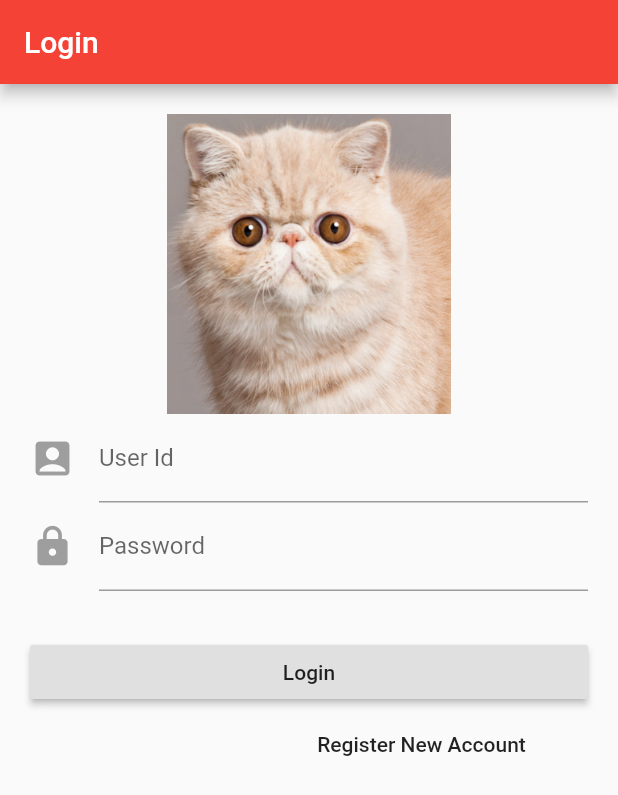
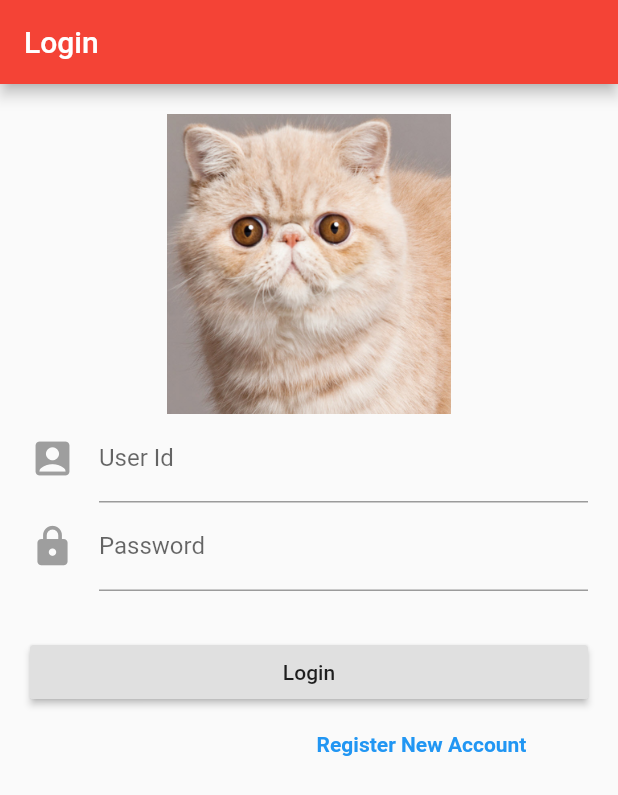
Before and after one commit to khingbmc/mobilefinal, a Flutter app: the screen it shows after launch, on a phone screen of 412 x 824 dp. Shown: the top 795 px of the screen. Run offline on Flutter 3.47's test engine with Material 2 defaults, Android fonts, the phone set to English and light mode, and no system bars; our stand-ins replace shared_preferences, sqflite, toast; accounts and stored records are empty.

Commit message:
decorate and now it's done

```diff
--- a/lib/ui/friendtodo_screend.dart
+++ b/lib/ui/friendtodo_screend.dart
@@ -61,6 +61,7 @@ class FriendTodoScreen extends StatelessWidget {
         child: Column(
           children: <Widget>[
             RaisedButton(
+              color: Colors.red,
               child: Text("BACK"),
               onPressed: (){
                 Navigator.pop(context);
--- a/lib/ui/home_screen.dart
+++ b/lib/ui/home_screen.dart
@@ -52,8 +52,9 @@ class HomeScreenState extends State<HomeScreen>{
           padding: EdgeInsets.fromLTRB(20, 10, 20, 0),
           children: <Widget>[
             ListTile(
-              title: Text('Hello ${CurrentUser.NAME}'),
+              title: Text('Hello ${CurrentUser.NAME}', style: TextStyle(fontSize: 20),),
               subtitle: Text('this is my quote "${CurrentUser.QUOTE}"'),
+
             ),
             RaisedButton(
               child: Text("PROFILE SETUP"),
--- a/lib/ui/login_screen.dart
+++ b/lib/ui/login_screen.dart
@@ -184,7 +184,7 @@ class LoginScreen extends StatefulWidget{
             ),
             FlatButton(
               child: Container(
-                child: Text("Register New Account", textAlign: TextAlign.right),
+                child: Text("Register New Account", textAlign: TextAlign.right, style: TextStyle(fontWeight: FontWeight.bold, color: Colors.blue),),
               ),
               onPressed: (){
                 Navigator.of(context).pushNamed('/register');
```
